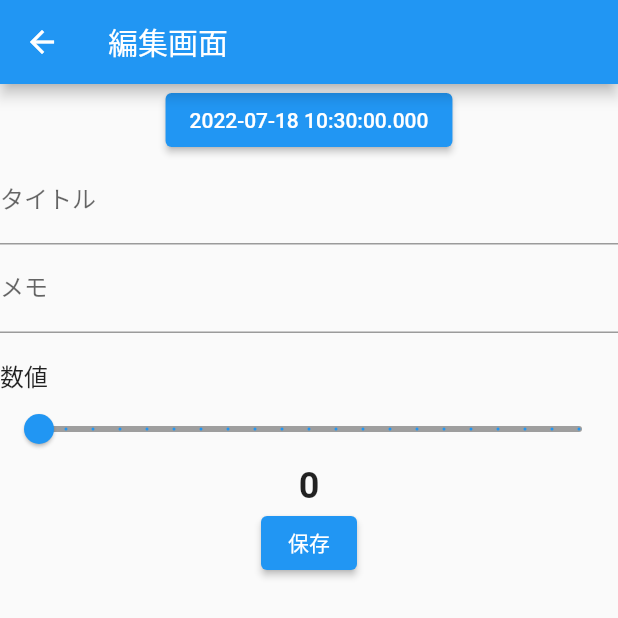
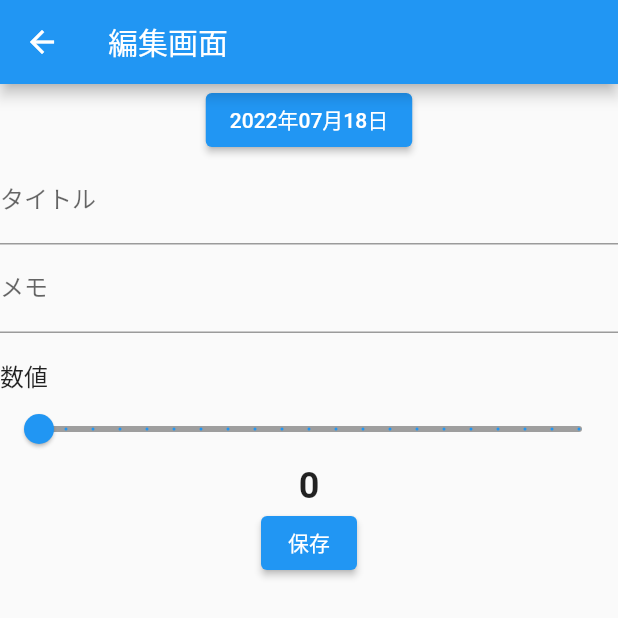
Before and after one commit to shunking-tech/kyouzai_record, a Flutter app: the EditData screen opened directly, on a phone screen of 412 x 824 dp, the top half of it. Run offline on Flutter 3.47's test engine with Material 2 defaults, Android fonts, the phone set to English and light mode, and no system bars.

Commit message:
日付選択ボタンの日付表示をフォーマットする

```diff
--- a/lib/page/edit_data.dart
+++ b/lib/page/edit_data.dart
@@ -1,4 +1,5 @@
 import 'package:flutter/material.dart';
+import 'package:intl/intl.dart';
 
 class EditData extends StatefulWidget {
   const EditData({Key? key}) : super(key: key);
@@ -22,7 +23,7 @@ class _EditDataState extends State<EditData> {
       body: Column(
         children: [
           ElevatedButton(
-            child: Text(dateTime.toString()),
+            child: Text(formatDate()),
             onPressed: () async {
               DateTime? picked = await showDatePicker(
                   context: context,
@@ -95,4 +96,10 @@ class _EditDataState extends State<EditData> {
       ),
     );
   }
+
+  String formatDate() {
+    DateFormat format = DateFormat('yyyy年MM月dd日');
+    String dateText = format.format(dateTime);
+    return dateText;
+  }
 }
--- a/pubspec.yaml
+++ b/pubspec.yaml
@@ -34,6 +34,7 @@ dependencies:
   # The following adds the Cupertino Icons font to your application.
   # Use with the CupertinoIcons class for iOS style icons.
   cupertino_icons: ^1.0.2
+  intl: ^0.17.0
 
 dev_dependencies:
   flutter_test:
```
Also changed, not shown: pubspec.lock.
